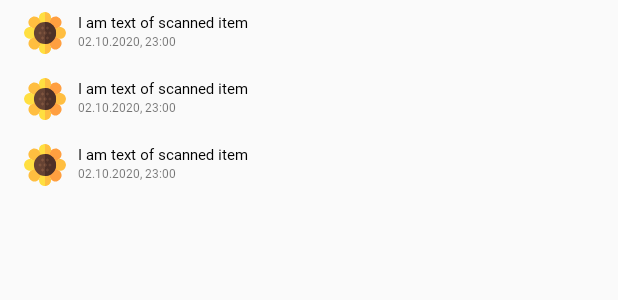
After one commit to pserdax/Scan-me, an Android app: the layout recycler_view.xml on its own in the app's theme, with its tools: preview values and no code run, on a phone screen of 412 x 824 dp. The commit adds this screen. Shown: the top 300 px of the screen. Run offline under Robolectric (Android 15) with nearby library versions, the phone set to English and light mode, and no system bars; plain views replace RoundedImageView.

Commit message:
Added recyclerView and fetched data from DB to it

```diff
--- a/app/src/main/java/com/example/scanme/RoomDB.java
+++ b/app/src/main/java/com/example/scanme/RoomDB.java
@@ -8,7 +8,7 @@ import androidx.room.Room;
 import androidx.room.RoomDatabase;
 
 //Add database entities
-@Database(entities = {MainData.class}, version = 1, exportSchema = false)
+@Database(entities = {MainData.class}, version = 6, exportSchema = false)
 public abstract class RoomDB extends RoomDatabase {
 
     //Create database instance
--- a/app/src/main/res/layout/favourites_scan.xml
+++ b/app/src/main/res/layout/favourites_scan.xml
@@ -9,4 +9,8 @@
     <!-- TODO: Update blank fragment layout -->
 
 
+    <androidx.recyclerview.widget.RecyclerView
+        android:id="@+id/recyclerView"
+        android:layout_width="match_parent"
+        android:layout_height="match_parent" />
 </FrameLayout>
--- /dev/null
+++ b/app/src/main/res/layout/recycler_view.xml
@@ -0,0 +1,13 @@
+<?xml version="1.0" encoding="utf-8"?>
+<androidx.constraintlayout.widget.ConstraintLayout xmlns:android="http://schemas.android.com/apk/res/android"
+    android:layout_width="match_parent"
+    android:layout_height="match_parent"
+    xmlns:tools="http://schemas.android.com/tools">
+
+    <androidx.recyclerview.widget.RecyclerView
+        android:id="@+id/recyclerView"
+        android:layout_width="match_parent"
+        android:layout_height="match_parent"
+        tools:listitem="@layout/result_items" />
+
+</androidx.constraintlayout.widget.ConstraintLayout>
```
Also changed, not shown: app/src/main/java/com/example/scanme/FavoritesAdapter.java (added, +66 -0 lines), app/src/main/java/com/example/scanme/Favourites.java (+32 -36 lines), app/src/main/java/com/example/scanme/MainData.java (+4 -3 lines), app/src/main/java/com/example/scanme/QrCodeScan.java (+10 -1 lines).
